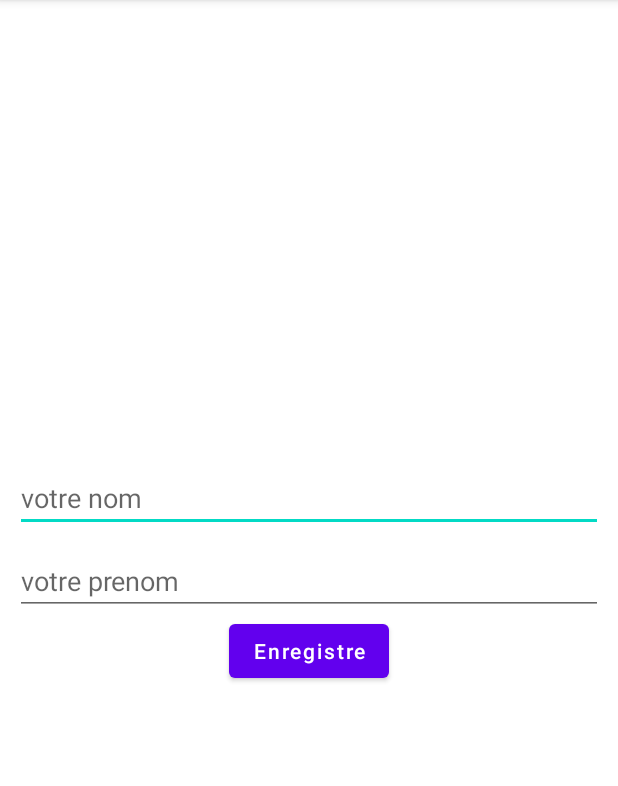
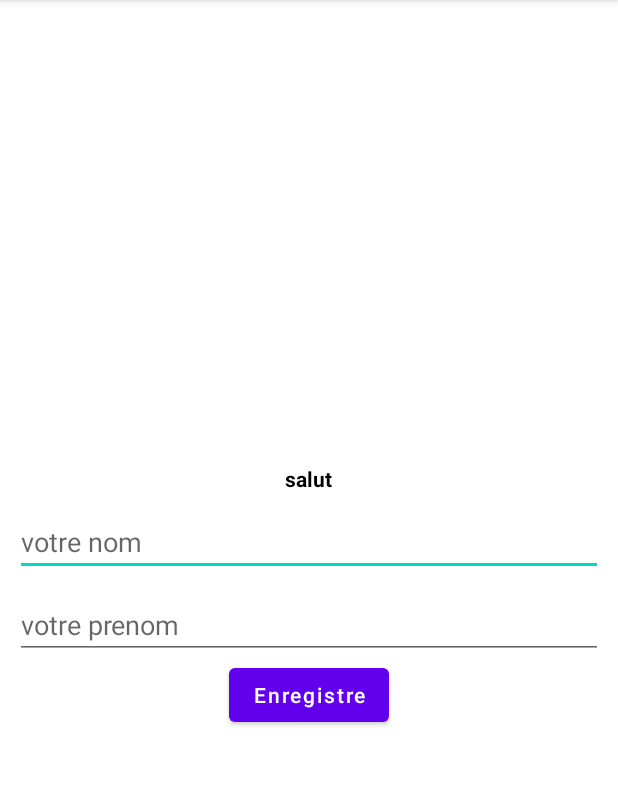
Before and after one commit to BabiMumba/RetriveApp, an Android app: the screen it shows after launch (MainActivity), after a tap on "Enregistre", on a phone screen of 412 x 824 dp, the part 84-870 px from its top. Run offline under Robolectric (Android 15) with nearby library versions, the phone set to English and light mode, and no system bars; our stand-ins replace Firebase (no records; nobody signed in at launch, a user with empty details on screens opened directly).

Commit message:
add new file

```diff
--- a/app/src/main/java/com/media/retrive/MainActivity.kt
+++ b/app/src/main/java/com/media/retrive/MainActivity.kt
@@ -29,7 +29,7 @@ class MainActivity : AppCompatActivity() {
             saveFirestore(nom,prenom )
         }
 
-
+        ReadFirestore()
     }
 
     private fun delete(ch1:EditText,ch2:EditText){
@@ -37,6 +37,7 @@ class MainActivity : AppCompatActivity() {
         ch2.setText("")
     }
     private fun saveFirestore(nom: String, prenom: String) {
+        ReadFirestore()
         if (firstname.text.toString().isEmpty() || lastname.text.toString().isEmpty()){
             Toast.makeText(this, "Champs requis", Toast.LENGTH_SHORT).show()
         }
@@ -71,10 +72,14 @@ class MainActivity : AppCompatActivity() {
         db.collection("users")
             .get()
             .addOnCompleteListener {
+                val result:StringBuffer = StringBuffer()
                 if (it.isSuccessful){
                     for (document in it.result ){
 
+                        result.append(document.data.getValue("nom")).append("")
+                            .append(document.data.getValue("prenom")).append("\n\n")
                     }
+                    txtResult.setText(result)
                 }
             }
     }
--- a/app/src/main/res/layout/activity_main.xml
+++ b/app/src/main/res/layout/activity_main.xml
@@ -9,6 +9,23 @@
     android:background="@color/white"
     android:padding="10dp"
     tools:context=".MainActivity">
+    <TextView
+        android:layout_width="wrap_content"
+        android:layout_height="wrap_content"
+        android:id="@+id/txtResult"
+        android:text="salut"
+        android:textColor="@color/black"
+        android:textStyle="bold"
+        />
+    <TextView
+        android:layout_width="wrap_content"
+        android:layout_height="wrap_content"
+        android:id="@+id/txtResult2"
+        android:layout_margin="10dp"
+        android:text="salut"
+        android:textColor="@color/black"
+        android:textStyle="bold"
+        />
 
     <EditText
         android:layout_width="match_parent"
```
